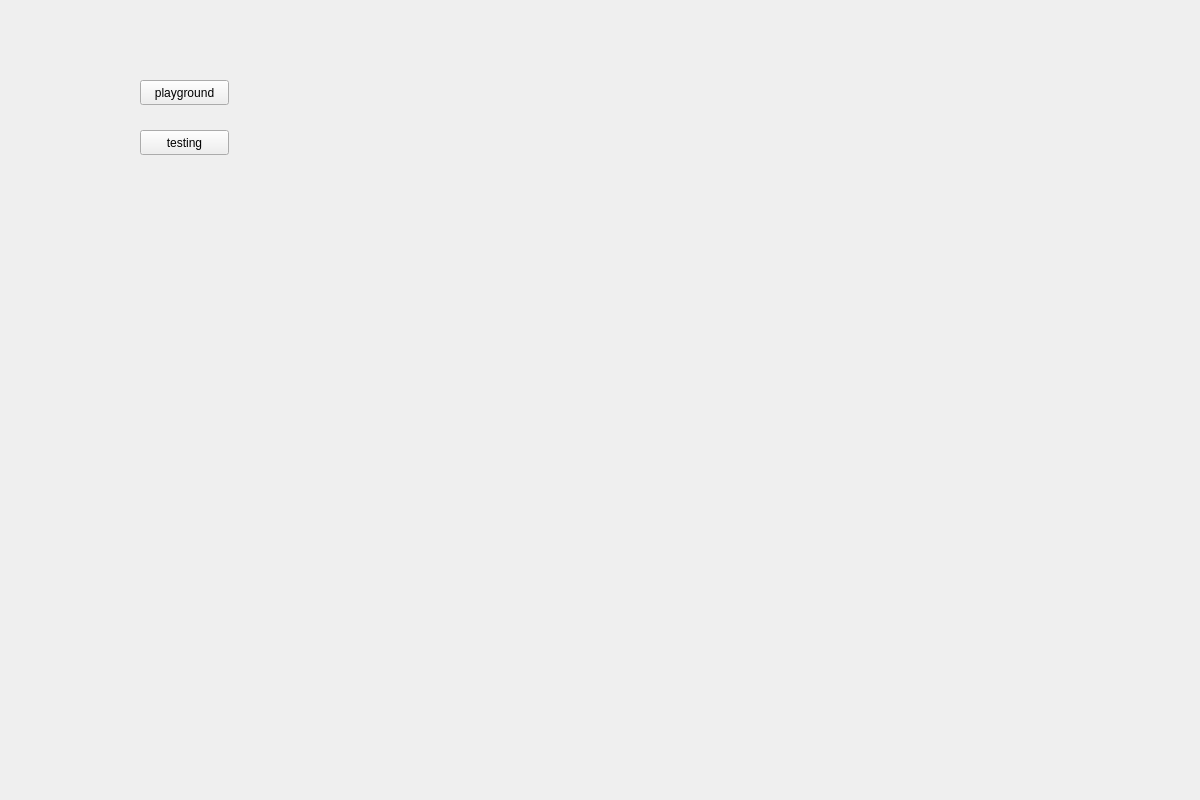
Qt form windows/main-window.ui (MatusStas/FourierTransform) before a commit.
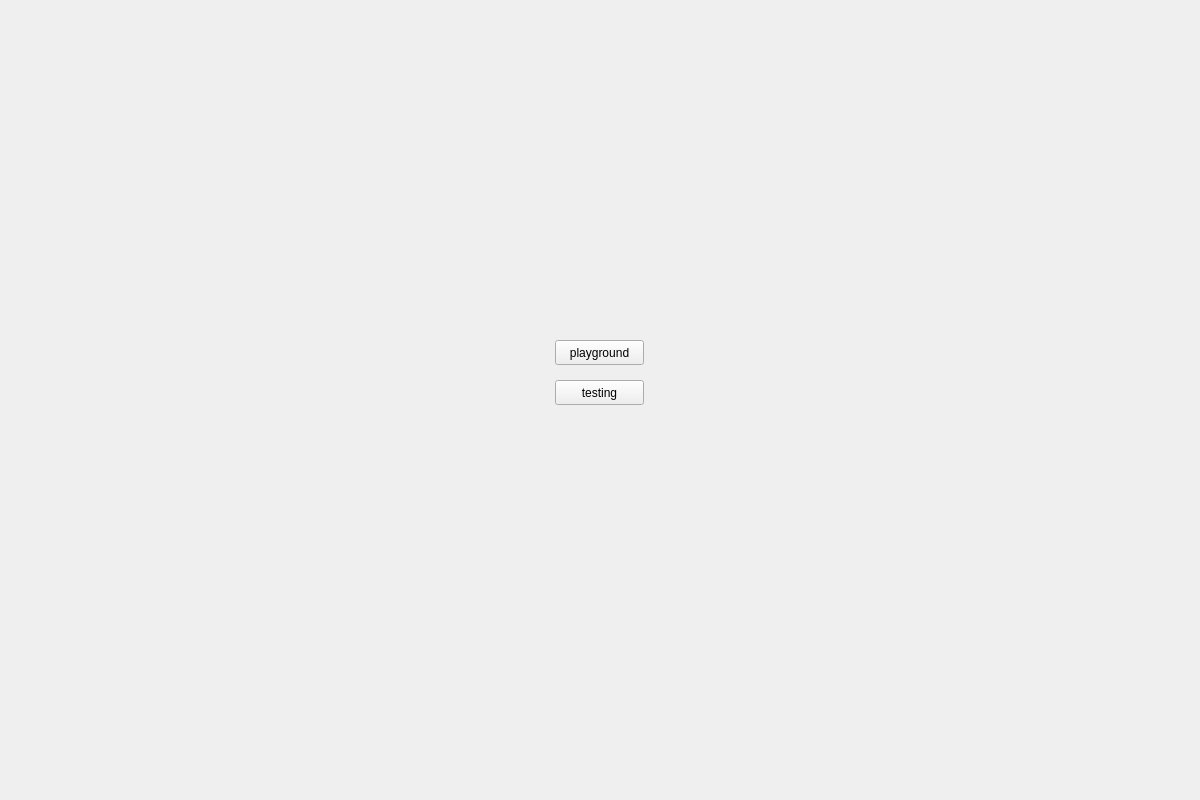
The same form after that commit.

Commit message: gui updated, communication between plot and text area resolved

```diff
--- a/windows/main-window.ui
+++ b/windows/main-window.ui
@@ -17,8 +17,8 @@
    <widget class="QPushButton" name="pushButton">
     <property name="geometry">
      <rect>
-      <x>140</x>
-      <y>80</y>
+      <x>555</x>
+      <y>340</y>
       <width>89</width>
       <height>25</height>
      </rect>
@@ -30,8 +30,8 @@
    <widget class="QPushButton" name="pushButton_2">
     <property name="geometry">
      <rect>
-      <x>140</x>
-      <y>130</y>
+      <x>555</x>
+      <y>380</y>
       <width>89</width>
       <height>25</height>
      </rect>
```
The commit also changes 4 other files.
